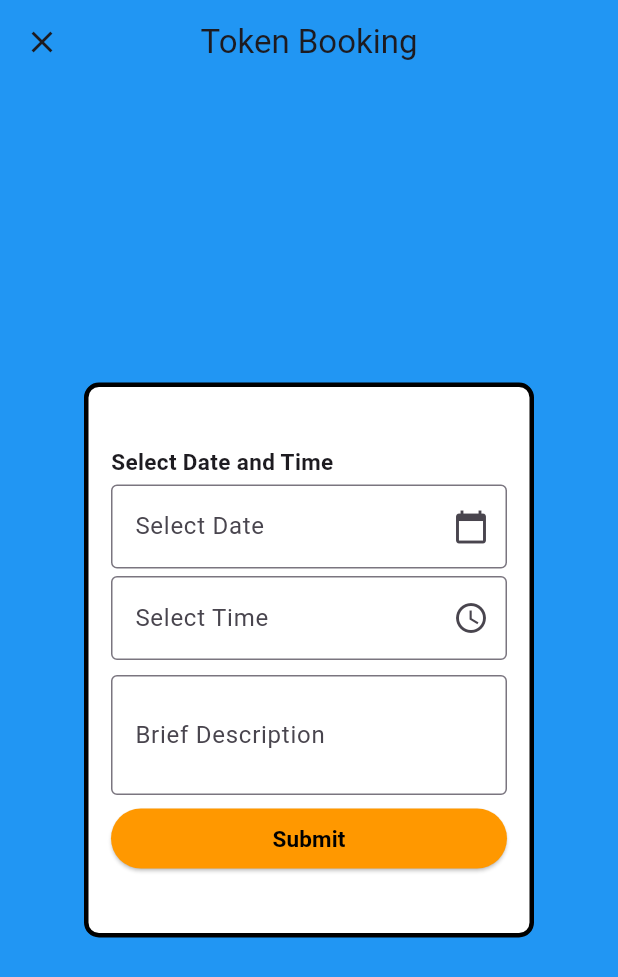
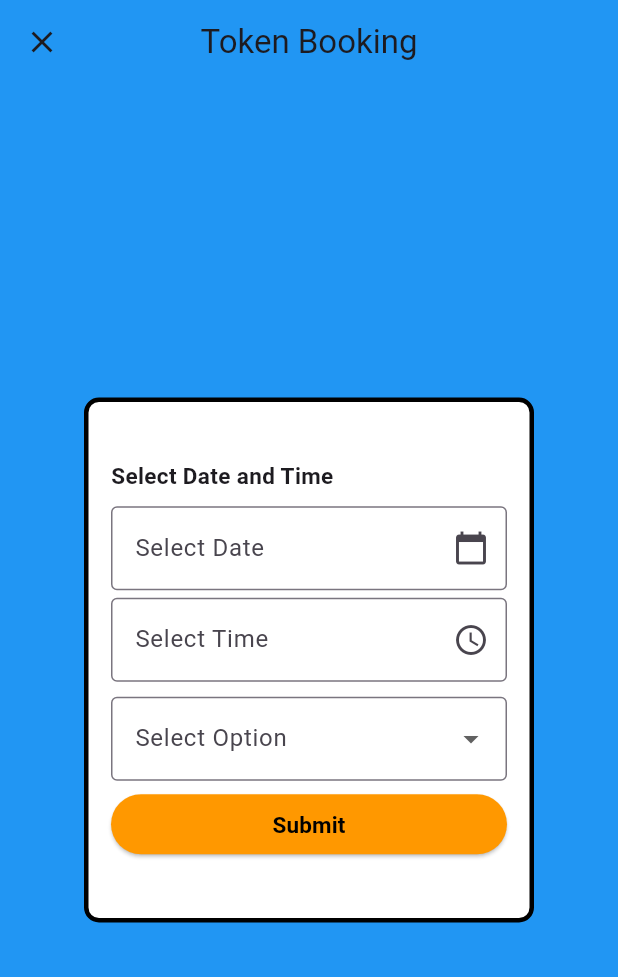
Before and after one commit to aniketsol456/token_generation_application, a Flutter app: the BookTokenScreen screen opened directly, on a phone screen of 412 x 824 dp. Shown: the top 977 px of the screen. Run offline on Flutter 3.47's test engine with Material 3 defaults, Android fonts, the phone set to English and light mode, and no system bars; our stand-ins replace cloud_firestore, firebase_auth, firebase_core, get, pinput, shared_preferences; accounts and stored records are empty.

```diff
--- a/lib/user_screen/book_token_screen.dart
+++ b/lib/user_screen/book_token_screen.dart
@@ -14,6 +14,17 @@ class _BookTokenScreenState extends State<BookTokenScreen> {
   TextEditingController dateController = TextEditingController();
   TextEditingController timeController = TextEditingController();
   TextEditingController descriptionController = TextEditingController();
+  String? selectedOption;
+
+  List<String> description = [
+    'Passbook Print',
+    'Money Withdraw',
+    'Money Deposit',
+    'Loan Inquiry',
+    'Account closing',
+    'ATM query',
+    'Pansion purpose'
+  ];
 
   Future<void> _selectDate(BuildContext context) async {
     final DateTime? pickedDate = await showDatePicker(
@@ -70,7 +81,7 @@ class _BookTokenScreenState extends State<BookTokenScreen> {
       body: Center(
         child: Container(
           width: 300,
-          height: 370,
+          height: 350,
           decoration: BoxDecoration(
             color: Colors.white,
             border: Border.all(
@@ -93,7 +104,7 @@ class _BookTokenScreenState extends State<BookTokenScreen> {
                   ),
                 ),
                 SizedBox(
-                  height: 5,
+                  height: 10,
                 ),
                 TextField(
                   controller: dateController,
@@ -119,63 +130,35 @@ class _BookTokenScreenState extends State<BookTokenScreen> {
                   ),
                 ),
                 SizedBox(height: 10),
-                TextField(
-                  controller: descriptionController,
+                // TextField(
+                //   controller: descriptionController,
+                //   decoration: InputDecoration(
+                //     labelText: 'Brief Description',
+                //     border: OutlineInputBorder(),
+                //   ),
+                //   maxLines: 2,
+                // ),
+                DropdownButtonFormField<String>(
+                  value: selectedOption,
+                  onChanged: (String? newValue) {
+                    setState(() {
+                      selectedOption = newValue;
+                    });
+                  },
+                  items: description.map((String option) {
+                    return DropdownMenuItem<String>(
+                      value: option,
+                      child: Text(option),
+                    );
+                  }).toList(),
                   decoration: InputDecoration(
-                    labelText: 'Brief Description',
+                    labelText: 'Select Option',
                     border: OutlineInputBorder(),
                   ),
-                  maxLines: 2,
                 ),
                 SizedBox(
                   height: 5,
                 ),
-                // ElevatedButton(
-                //   style: ElevatedButton.styleFrom(
-                //     backgroundColor: Colors.orange,
-                //   ),
-                //   onPressed: () {
-                //     // Perform the submit action here
-                //     if (selectedDate != null && selectedTime != null) {
-                //       String formattedDate =
-                //           '${selectedDate!.day}/${selectedDate!.month}/${selectedDate!.year}';
-                //       String formattedTime =
-                //           '${selectedTime!.hour}:${selectedTime!.minute}';
-
-                //       // You can use the selectedDate, selectedTime, and descriptionController.text for further processing
-                //       print('Selected Date: $formattedDate');
-                //       print('Selected Time: $formattedTime');
-                //       print('Description: ${descriptionController.text}');
-                //     } else {
-                //       // Show a message if date or time is not selected
-                //       showDialog(
-                //         context: context,
-                //         builder: (BuildContext context) {
-                //           return AlertDialog(
-                //             title: Text('Error'),
-                //             content: Text('Please select date and time.'),
-                //             actions: [
-                //               TextButton(
-                //                 onPressed: () {
-                //                   Navigator.of(context).pop();
-                //                 },
-                //                 child: Text('OK'),
-                //               ),
-                //             ],
-                //           );
-                //         },
-                //       );
-                //     }
-                //   },
-                //   child: Text(
-                //     'Submit',
-                //     style: TextStyle(
-                //       color: Colors.black,
-                //       fontSize: 15,
-                //       fontWeight: FontWeight.bold,
-                //     ),
-                //   ),
-                // ),
                 ElevatedButton(
                   style: ElevatedButton.styleFrom(
                     backgroundColor: Colors.orange,
@@ -186,7 +169,7 @@ class _BookTokenScreenState extends State<BookTokenScreen> {
                           '${selectedDate!.day}/${selectedDate!.month}/${selectedDate!.year}';
                       String formattedTime =
                           '${selectedTime!.hour}:${selectedTime!.minute}';
-                      String description = descriptionController.text;
+                      String description = selectedOption ?? '';
 
                       // Call the FirebaseOperations.tokendetail method to store token details in Firestore
                       String response = await FirebaseOperations.tokendetail(
```
